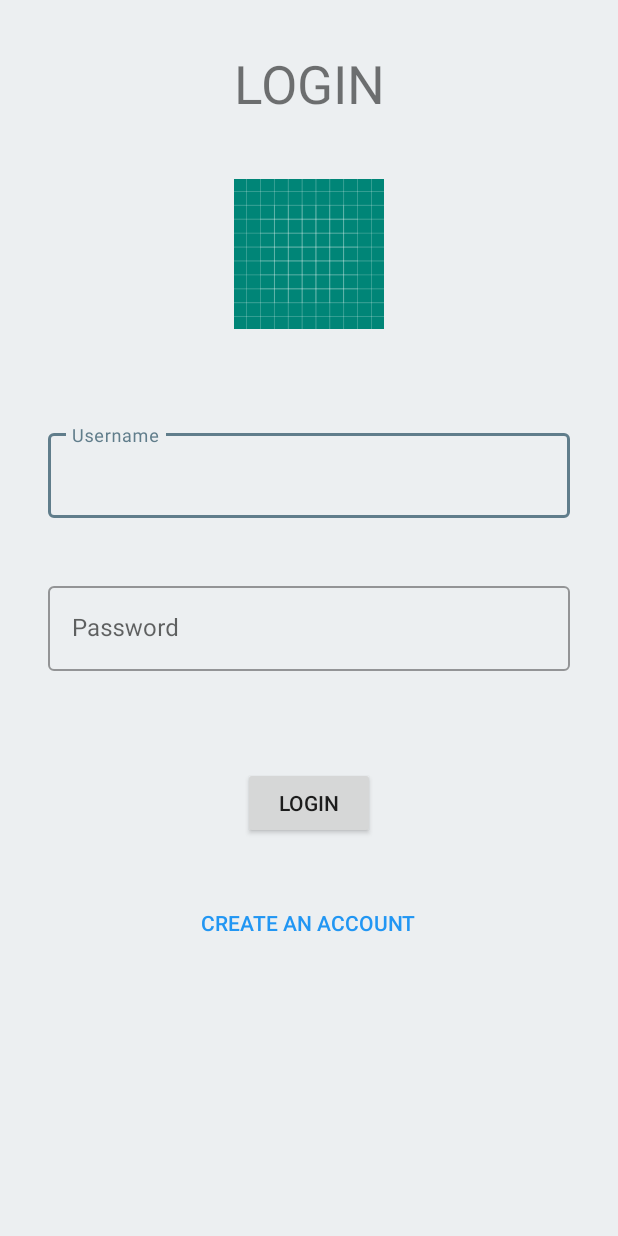
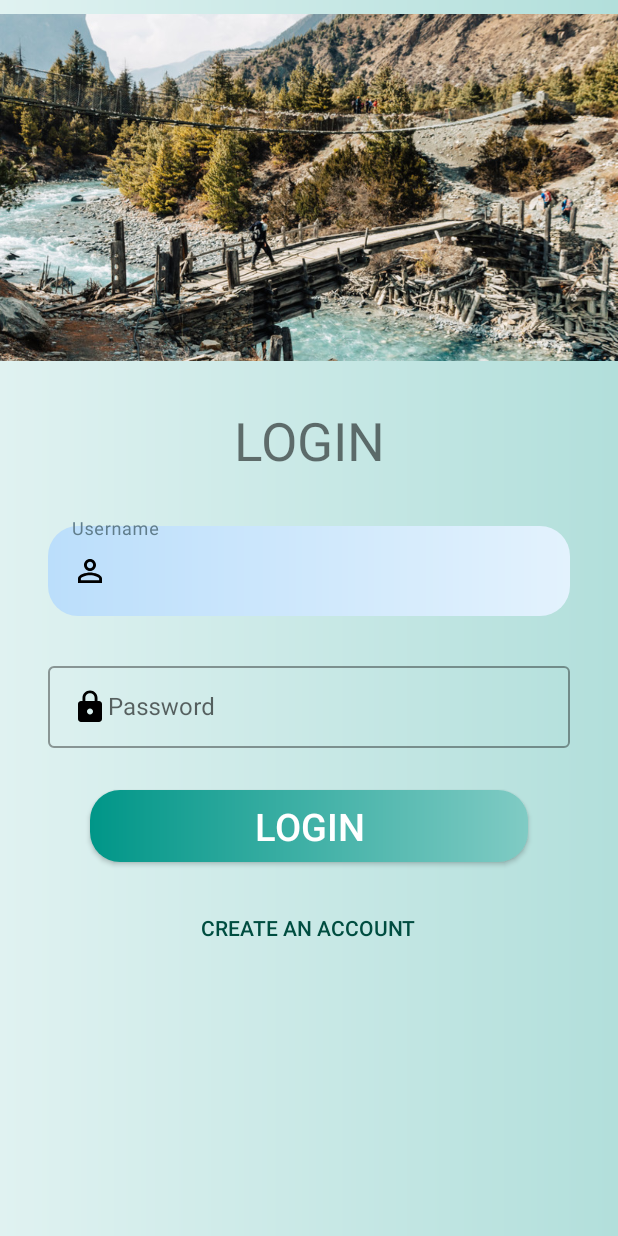
Before and after one commit to bikal3/API, an Android app: the Login screen opened directly, with no data from a screen before it, on a phone screen of 412 x 824 dp. Run offline under Robolectric (Android 15) with nearby library versions, the light colour scheme and no system bars.

Commit message:
Login and Register design

```diff
--- a/app/src/main/java/com/example/travelnepalapp/LoginFragment.java
+++ /dev/null
@@ -1,29 +0,0 @@
-package com.example.travelnepalapp;
-
-
-import android.os.Bundle;
-import android.support.v4.app.Fragment;
-import android.view.LayoutInflater;
-import android.view.View;
-import android.view.ViewGroup;
-
-
-/**
- * A simple {@link Fragment} subclass.
- */
-public class LoginFragment extends Fragment {
-
-
-    public LoginFragment() {
-        // Required empty public constructor
-    }
-
-
-    @Override
-    public View onCreateView(LayoutInflater inflater, ViewGroup container,
-                             Bundle savedInstanceState) {
-        // Inflate the layout for this fragment
-        return inflater.inflate(R.layout.fragment_login, container, false);
-    }
-
-}
--- a/app/src/main/java/com/example/travelnepalapp/MainActivity.java
+++ b/app/src/main/java/com/example/travelnepalapp/MainActivity.java
@@ -8,6 +8,8 @@ import android.support.v7.app.ActionBarDrawerToggle;
 import android.support.v7.app.AppCompatActivity;
 import android.os.Bundle;
 import android.support.v7.widget.Toolbar;
+import android.view.Menu;
+import android.view.MenuInflater;
 import android.view.MenuItem;
 
 public class MainActivity extends AppCompatActivity implements NavigationView.OnNavigationItemSelectedListener{
@@ -47,4 +49,12 @@ MenuItem menuItem;
         }
         return false;
     }
+
+    @Override
+    public boolean onCreateOptionsMenu(Menu menu) {
+        MenuInflater inflater= getMenuInflater();
+        inflater.inflate(R.menu.navigation_menu,menu);
+
+        return true;
+    }
 }
--- /dev/null
+++ b/app/src/main/res/drawable/backgroundgradient.xml
@@ -0,0 +1,5 @@
+<?xml version="1.0" encoding="utf-8"?>
+<shape xmlns:android="http://schemas.android.com/apk/res/android">
+    <gradient android:startColor="#e0f2f1" android:endColor="#b2dfdb"></gradient>
+
+</shape>
--- /dev/null
+++ b/app/src/main/res/drawable/buttonlayout.xml
@@ -0,0 +1,7 @@
+<?xml version="1.0" encoding="utf-8"?>
+<shape xmlns:android="http://schemas.android.com/apk/res/android"
+    android:shape="rectangle">
+    <gradient android:startColor="#009688" android:endColor="#80cbc4"></gradient>
+    <corners android:radius="20dp"></corners>
+
+</shape>
--- /dev/null
+++ b/app/src/main/res/drawable/edittextlayout.xml
@@ -0,0 +1,7 @@
+<?xml version="1.0" encoding="utf-8"?>
+<shape xmlns:android="http://schemas.android.com/apk/res/android"
+    android:shape="rectangle">
+
+    <gradient android:startColor="#bbdefb" android:endColor="#e3f2fd"></gradient>
+    <corners android:radius="20dp"></corners>
+</shape>
--- /dev/null
+++ b/app/src/main/res/drawable/ic_lock_black_24dp.xml
@@ -0,0 +1,9 @@
+<vector xmlns:android="http://schemas.android.com/apk/res/android"
+        android:width="24dp"
+        android:height="24dp"
+        android:viewportWidth="24.0"
+        android:viewportHeight="24.0">
+    <path
+        android:fillColor="#FF000000"
+        android:pathData="M18,8h-1L17,6c0,-2.76 -2.24,-5 -5,-5S7,3.24 7,6v2L6,8c-1.1,0 -2,0.9 -2,2v10c0,1.1 0.9,2 2,2h12c1.1,0 2,-0.9 2,-2L20,10c0,-1.1 -0.9,-2 -2,-2zM12,17c-1.1,0 -2,-0.9 -2,-2s0.9,-2 2,-2 2,0.9 2,2 -0.9,2 -2,2zM15.1,8L8.9,8L8.9,6c0,-1.71 1.39,-3.1 3.1,-3.1 1.71,0 3.1,1.39 3.1,3.1v2z"/>
+</vector>
--- /dev/null
+++ b/app/src/main/res/drawable/ic_perm_identity_black_24dp.xml
@@ -0,0 +1,9 @@
+<vector xmlns:android="http://schemas.android.com/apk/res/android"
+        android:width="24dp"
+        android:height="24dp"
+        android:viewportWidth="24.0"
+        android:viewportHeight="24.0">
+    <path
+        android:fillColor="#FF000000"
+        android:pathData="M12,5.9c1.16,0 2.1,0.94 2.1,2.1s-0.94,2.1 -2.1,2.1S9.9,9.16 9.9,8s0.94,-2.1 2.1,-2.1m0,9c2.97,0 6.1,1.46 6.1,2.1v1.1L5.9,18.1L5.9,17c0,-0.64 3.13,-2.1 6.1,-2.1M12,4C9.79,4 8,5.79 8,8s1.79,4 4,4 4,-1.79 4,-4 -1.79,-4 -4,-4zM12,13c-2.67,0 -8,1.34 -8,4v3h16v-3c0,-2.66 -5.33,-4 -8,-4z"/>
+</vector>
--- a/app/src/main/res/layout/activity_login.xml
+++ b/app/src/main/res/layout/activity_login.xml
@@ -5,35 +5,55 @@
     android:layout_width="match_parent"
     android:layout_height="match_parent"
     tools:context=".Login"
-    android:background="@color/background">
+    android:background="@drawable/backgroundgradient">
+
+    <android.support.v7.widget.AppCompatImageView
+        android:layout_width="match_parent"
+        android:layout_height="250dp"
+        android:id="@+id/loginiamge"
+        android:src="@drawable/mainphoto"/>
 
     <android.support.v7.widget.AppCompatTextView
         android:layout_width="match_parent"
         android:layout_height="wrap_content"
         android:id="@+id/tv_login"
+        android:layout_below="@id/loginiamge"
         android:text="@string/login"
         android:gravity="center"
-        android:layout_marginTop="32dp"
+        android:layout_marginTop="20dp"
         android:layout_marginLeft="32dp"
         android:layout_marginRight="32dp"
         android:layout_marginBottom="8dp"
         android:textSize="35dp"/>
-    <android.support.v7.widget.AppCompatImageView
-        android:layout_width="100dp"
-        android:layout_height="100dp"
-        android:layout_below="@id/tv_login"
-        android:id="@+id/iv_image"
-        android:layout_margin="32dp"
-        android:layout_centerHorizontal="true"
-        android:src="@drawable/ic_launcher_background"
-        />
 
     <android.support.design.widget.TextInputLayout
         android:layout_width="match_parent"
         android:layout_height="wrap_content"
         android:id="@+id/til_username"
-        android:layout_below="@id/iv_image"
-        android:layout_marginTop="32dp"
+        android:layout_below="@id/tv_login"
+        android:layout_marginTop="20dp"
+        android:layout_marginLeft="32dp"
+        android:layout_marginRight="32dp"
+        android:layout_marginBottom="8dp"
+        style="@style/Widget.MaterialComponents.TextInputLayout.OutlinedBox"
+        >
+        <android.support.v7.widget.AppCompatEditText
+            android:layout_width="match_parent"
+            android:layout_height="60dp"
+            android:id="@+id/et_username"
+            android:drawableLeft="@drawable/ic_perm_identity_black_24dp"
+            android:hint="@string/Username"
+            android:background="@drawable/edittextlayout"
+            android:inputType="text"
+            />
+    </android.support.design.widget.TextInputLayout>
+    <android.support.design.widget.TextInputLayout
+        android:layout_width="match_parent"
+        android:layout_height="60dp"
+        android:id="@+id/til_password"
+
+        android:layout_below="@id/til_username"
+        android:layout_marginTop="20dp"
         android:layout_marginLeft="32dp"
         android:layout_marginRight="32dp"
         android:layout_marginBottom="8dp"
@@ -42,43 +62,31 @@
         <android.support.v7.widget.AppCompatEditText
             android:layout_width="match_parent"
             android:layout_height="wrap_content"
-            android:id="@+id/et_username"
-
-            android:hint="@string/Username"
-            android:inputType="text"
-            />
-    </android.support.design.widget.TextInputLayout>
-    <android.support.design.widget.TextInputLayout
-        android:layout_width="match_parent"
-        android:layout_height="wrap_content"
-        android:id="@+id/til_password"
-        android:layout_below="@id/til_username"
-        android:layout_margin="32dp"
-        style="@style/Widget.MaterialComponents.TextInputLayout.OutlinedBox"
-        >
-        <android.support.v7.widget.AppCompatEditText
-            android:layout_width="match_parent"
-            android:layout_height="wrap_content"
             android:id="@+id/et_password"
             android:hint="@string/password"
+            android:drawableLeft="@drawable/ic_lock_black_24dp"
             android:inputType="textPassword"
             />
     </android.support.design.widget.TextInputLayout>
 
     <android.support.v7.widget.AppCompatButton
-        android:layout_width="wrap_content"
+        android:layout_width="match_parent"
         android:layout_height="wrap_content"
         android:id="@+id/btn_login"
-        android:layout_marginTop="32dp"
-android:layout_centerHorizontal="true"
+        android:layout_marginLeft="120dp"
+        android:layout_marginTop="20dp"
+        android:textColor="#FFFFFF"
+        android:textSize="25dp"
+        android:layout_centerHorizontal="true"
         android:text="@string/login"
+        android:background="@drawable/buttonlayout"
         android:layout_below="@id/til_password"
         />
     <android.support.v7.widget.AppCompatButton
         android:layout_width="wrap_content"
         android:layout_height="wrap_content"
         android:id="@+id/btn_signup"
-        android:layout_marginTop="32dp"
+        android:layout_marginTop="20dp"
         android:layout_centerHorizontal="true"
         android:text="@string/signup"
         android:layout_below="@id/btn_login"
--- a/app/src/main/res/layout/activity_signup.xml
+++ b/app/src/main/res/layout/activity_signup.xml
@@ -4,7 +4,8 @@
     xmlns:tools="http://schemas.android.com/tools"
     android:layout_width="match_parent"
     android:layout_height="match_parent"
-    tools:context=".Signup">
+    tools:context=".Signup"
+    android:background="@drawable/backgroundgradient">
 
     <android.support.v7.widget.AppCompatTextView
         android:layout_width="wrap_content"
@@ -23,8 +24,6 @@
         android:layout_below="@id/tv_register"
         android:layout_marginTop="10dp"
         android:layout_centerHorizontal="true"
-        android:src="@drawable/logo"
-
         />
     <android.support.v7.widget.AppCompatButton
         android:layout_width="wrap_content"
@@ -135,12 +134,15 @@
 
     </android.support.design.widget.TextInputLayout>
     <android.support.v7.widget.AppCompatButton
-        android:layout_width="wrap_content"
+        android:layout_width="match_parent"
         android:layout_height="wrap_content"
         android:text="@string/register"
         android:textSize="25dp"
-        android:layout_margin="10dp"
+        android:background="@drawable/buttonlayout"
+
+        android:layout_marginLeft="50dp"
         android:layout_below="@id/til_phonenumber"
+        android:layout_marginTop="20dp"
         android:textAllCaps="false"
         android:layout_centerHorizontal="true"/>
 </RelativeLayout>
--- a/app/src/main/res/layout/fragment_login.xml
+++ /dev/null
@@ -1,14 +0,0 @@
-<?xml version="1.0" encoding="utf-8"?>
-<FrameLayout xmlns:android="http://schemas.android.com/apk/res/android"
-    xmlns:tools="http://schemas.android.com/tools"
-    android:layout_width="match_parent"
-    android:layout_height="match_parent"
-    tools:context=".LoginFragment">
-
-    <!-- TODO: Update blank fragment layout -->
-    <TextView
-        android:layout_width="match_parent"
-        android:layout_height="match_parent"
-        android:text="@string/hello_blank_fragment" />
-
-</FrameLayout>
--- a/app/src/main/res/menu/navigation_menu.xml
+++ b/app/src/main/res/menu/navigation_menu.xml
@@ -2,9 +2,9 @@
 <menu xmlns:android="http://schemas.android.com/apk/res/android">
     <group android:checkableBehavior="single">
 
-     <item android:title="@string/setting"
+     <item android:title="@string/login"
          android:id="@+id/it_setting"
-         android:icon="@drawable/ic_settings_black_24dp"></item>
+         android:icon="@drawable/ic_perm_identity_black_24dp"></item>
         <item android:title="@string/setting"
          android:id="@+id/it_setting1"
          android:icon="@drawable/ic_settings_black_24dp"></item>
--- a/app/src/main/res/values/colors.xml
+++ b/app/src/main/res/values/colors.xml
@@ -3,6 +3,7 @@
     <color name="colorPrimary">#607d8b</color>
     <color name="colorPrimaryDark">#455a64</color>
     <color name="colorAccent">#607d8b</color>
-    <color name="flatbutton">#2196f3</color>
+    <color name="flatbutton">#004d40</color>
     <color name="background">#eceff1</color>
+    <color name="white">#FFFFFF</color>
 </resources>
```
Also changed, not shown: app/src/main/res/drawable/loginicon.png (added), app/src/main/res/drawable/mainphoto.jpg (added), app/src/main/res/drawable/passwordicon.png (added).
